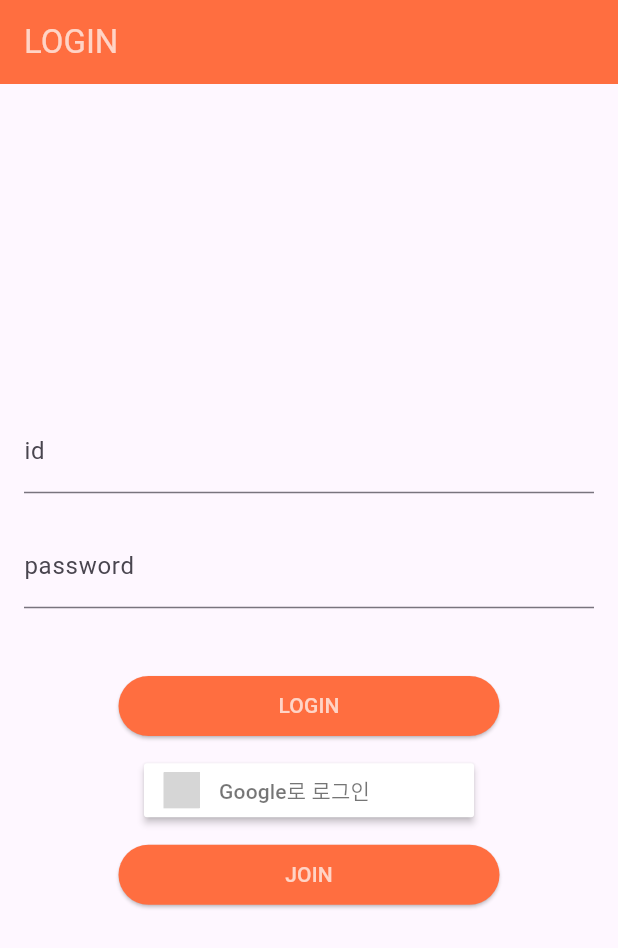
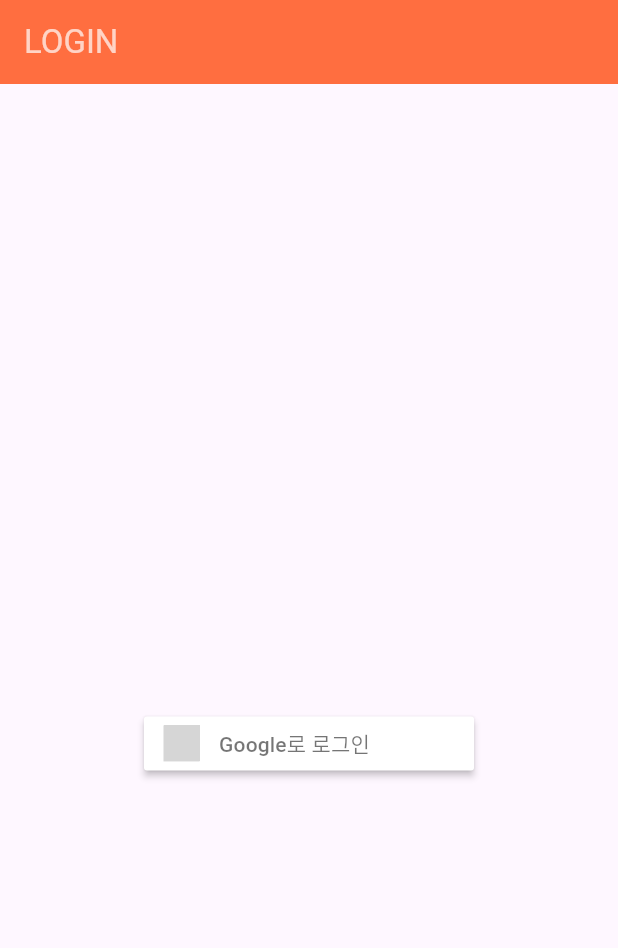
Before and after one commit to dlawnsdk/packup-demo, a Flutter app: the screen it shows after launch, on a phone screen of 412 x 824 dp. Shown: the top 948 px of the screen. Run offline on Flutter 3.47's test engine with Material 3 defaults, Android fonts, the phone set to English and light mode, and no system bars; our stand-ins replace flutter_dotenv, flutter_secure_storage, flutter_signin_button, go_router, google_sign_in, logger and 2 more; generated files the repository leaves out were written again; grey boxes are pictures that could not be loaded.

Commit message:
구글 로그인 버튼

```diff
--- a/mob/lib/screen/login/login.dart
+++ b/mob/lib/screen/login/login.dart
@@ -27,6 +27,7 @@ class _LoginState extends State<Login> {
   @override
   Widget build(BuildContext context) {
     return Scaffold(
+      resizeToAvoidBottomInset: true,
       appBar: AppBar(
         automaticallyImplyLeading: false,
         backgroundColor: PRIMARY_COLOR,
@@ -41,65 +42,71 @@ class _LoginState extends State<Login> {
             return const Center(child: CircularProgressIndicator());
           }
           return Padding(
-            padding: const EdgeInsets.all(16.0),
+            padding: EdgeInsets.only(
+              top:  MediaQuery.of(context).size.height * 0.05,
+              left: MediaQuery.of(context).size.width * 0.05,
+              right: MediaQuery.of(context).size.width * 0.05,
+            ),
             child: Column(
               mainAxisAlignment: MainAxisAlignment.center,
               children: [
                 // 아이디 입력 필드
-                TextField(
-                  controller: _userIdController,
-                  obscureText: false,
-                  decoration: InputDecoration(
-                    labelText: AppLocalizations.of(context)!.id,
-                    errorText: _userIdErrorText.isNotEmpty ? _userIdErrorText : null,
+                // TextField(
+                //   controller: _userIdController,
+                //   obscureText: false,
+                //   decoration: InputDecoration(
+                //     labelText: AppLocalizations.of(context)!.id,
+                //     errorText: _userIdErrorText.isNotEmpty ? _userIdErrorText : null,
+                //   ),
+                // ),
+                SizedBox(height: MediaQuery.of(context).size.width * 0.05),
+                // TextField(
+                //   controller: _passwordController,
+                //   obscureText: true,
+                //   decoration: InputDecoration(
+                //     labelText: AppLocalizations.of(context)!.password,
+                //     errorText: _userPasswordErrorText.isNotEmpty ? _userPasswordErrorText : null,
+                //   ),
+                // ),
+                SizedBox(height: MediaQuery.of(context).size.width * 0.1),
+                // ElevatedButton(
+                //   onPressed: () {
+                //     login(_userIdController.text, _passwordController.text, context, viewModel);
+                //   },
+                //   style: ButtonStyle(backgroundColor: MaterialStateProperty.all(PRIMARY_COLOR)),
+                //   child: SizedBox(
+                //     width: MediaQuery.of(context).size.width * 0.5,
+                //     child: Text(
+                //         AppLocalizations.of(context)!.login,
+                //       textAlign: TextAlign.center,
+                //       style: TextStyle(color: TEXT_COLOR_W),
+                //     ),
+                //   ),
+                // ),
+                SizedBox(height: MediaQuery.of(context).size.width * 0.02),
+                Center(
+                  child: SignInButton(
+                    Buttons.Google,
+                    text: "Google로 로그인",
+                    onPressed: googleLogin,
                   ),
                 ),
-                SizedBox(height: MediaQuery.of(context).size.width * 0.05),
-                TextField(
-                  controller: _passwordController,
-                  obscureText: true,
-                  decoration: InputDecoration(
-                    labelText: AppLocalizations.of(context)!.password,
-                    errorText: _userPasswordErrorText.isNotEmpty ? _userPasswordErrorText : null,
-                  ),
-                ),
-                SizedBox(height: MediaQuery.of(context).size.width * 0.1),
-                ElevatedButton(
-                  onPressed: () {
-                    login(_userIdController.text, _passwordController.text, context, viewModel);
-                  },
-                  style: ButtonStyle(backgroundColor: MaterialStateProperty.all(PRIMARY_COLOR)),
-                  child: SizedBox(
-                    width: MediaQuery.of(context).size.width * 0.5,
-                    child: Text(
-                        AppLocalizations.of(context)!.login,
-                      textAlign: TextAlign.center,
-                      style: TextStyle(color: TEXT_COLOR_W),
-                    ),
-                  ),
-                ),
-                SizedBox(height: MediaQuery.of(context).size.width * 0.02),
-                SignInButton(
-                  Buttons.Google,
-                  text: "Google로 로그인",
-                  onPressed: googleLogin,
-                ),
-                SizedBox(height: MediaQuery.of(context).size.width * 0.02),
+                // SizedBox(height: MediaQuery.of(context).size.width * 0.02),
                 // 회원가입 버튼
-                ElevatedButton(
-                  onPressed: () {
-                    context.go('/join');
-                  },
-                  style: ButtonStyle(backgroundColor: MaterialStateProperty.all(PRIMARY_COLOR)),
-                  child: SizedBox(
-                    width: MediaQuery.of(context).size.width * 0.5,
-                    child: Text(
-                      AppLocalizations.of(context)!.join,
-                      textAlign: TextAlign.center,
-                      style: TextStyle(color: TEXT_COLOR_W),
-                    ),
-                  ),
-                ),
+                // ElevatedButton(
+                //   onPressed: () {
+                //     context.go('/join');
+                //   },
+                //   style: ButtonStyle(backgroundColor: MaterialStateProperty.all(PRIMARY_COLOR)),
+                //   child: SizedBox(
+                //     width: MediaQuery.of(context).size.width * 0.5,
+                //     child: Text(
+                //       AppLocalizations.of(context)!.join,
+                //       textAlign: TextAlign.center,
+                //       style: TextStyle(color: TEXT_COLOR_W),
+                //     ),
+                //   ),
+                // ),
               ],
             ),
           );
@@ -109,7 +116,7 @@ class _LoginState extends State<Login> {
   }
 
   login(String userId, String password, BuildContext context, UserViewModel viewModel) async {
-    // validation(userId, password);
+    validation(userId, password);
 
     if (userId.isNotEmpty && password.isNotEmpty) {
       logger("로그인중입니다.");
```
